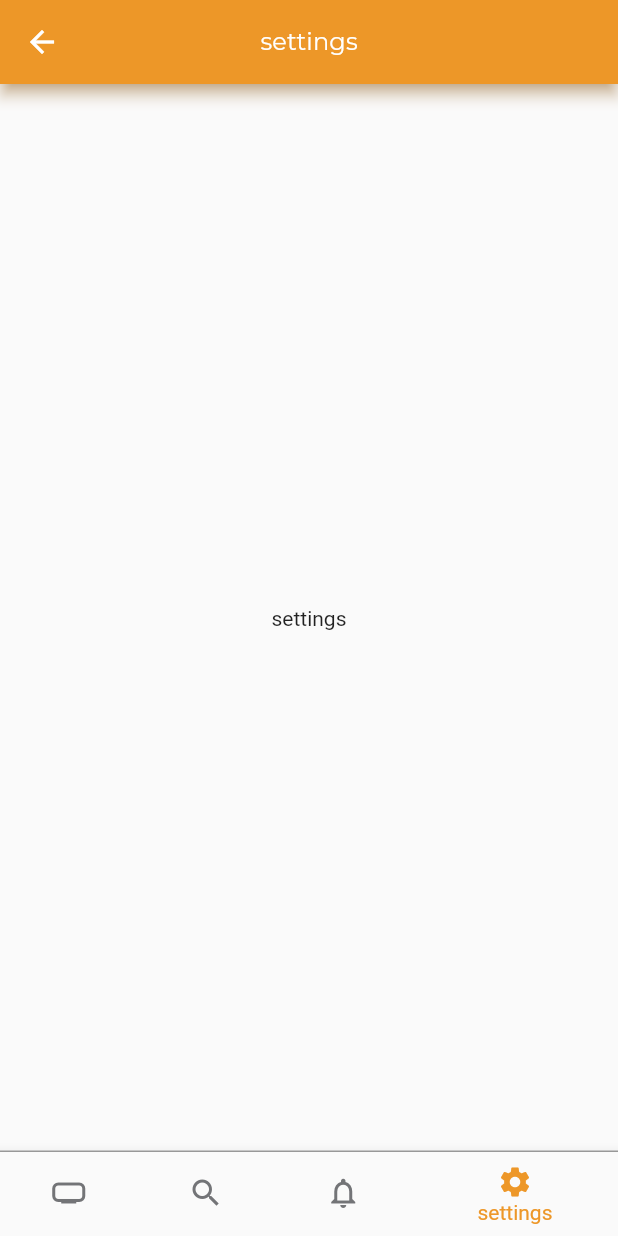
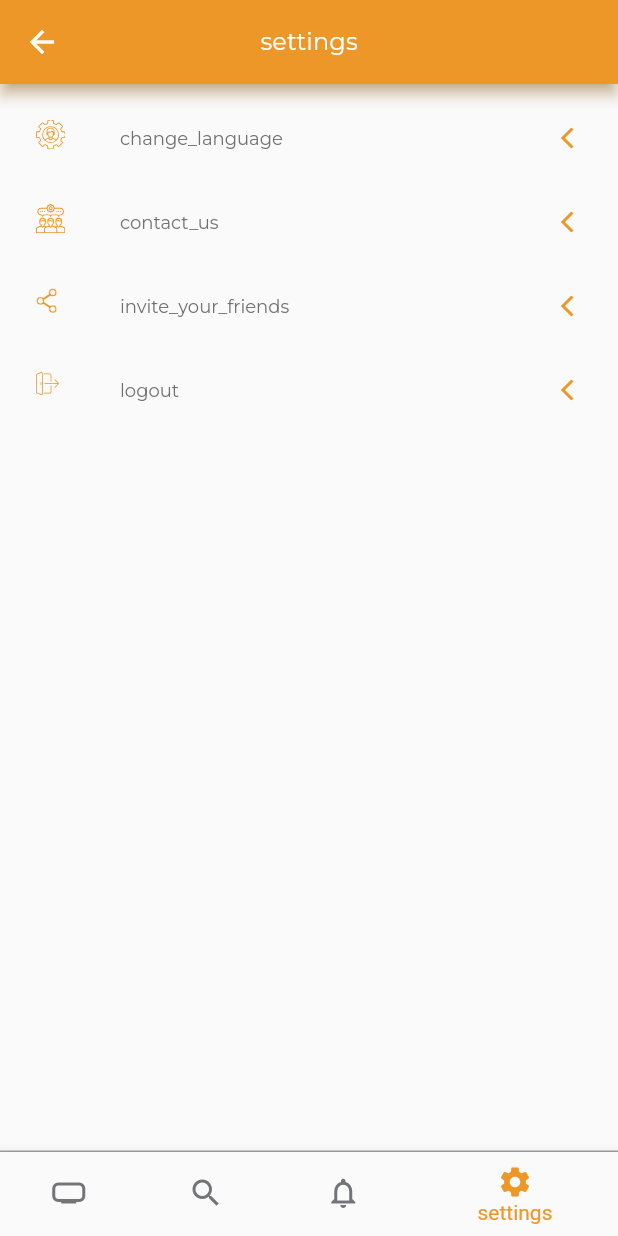
Before and after one commit to YasserHassan2/Flutter_Clean_Architecture, a Flutter app: the MainView screen opened by its route, item 4 of the bottom bar chosen, on a phone screen of 412 x 824 dp. Run offline on Flutter 3.47's test engine with Material 2 defaults, Android fonts, the phone set to English and light mode, and no system bars; our stand-ins replace carousel_slider, country_code_picker, dartz, dio, easy_localization, flutter_phoenix and 11 more; missing offline and left inert: dart:ffi; accounts and stored records are empty; generated files the repository leaves out were written again; network calls fail; project files that could hold a hidden picture were left out.

Commit message:
adding setting page working on localisation

```diff
--- a/lib/presentation/main/main_view.dart
+++ b/lib/presentation/main/main_view.dart
@@ -19,7 +19,7 @@ class _MainViewState extends State<MainView> {
     HomePage(),
     SearchPage(),
     NotificationPage(),
-    SettingPage()
+    SettingsPage()
   ];
   List<String> titles = [
     AppStrings.home,
--- a/lib/presentation/main/pages/setting/view/setting_page.dart
+++ b/lib/presentation/main/pages/setting/view/setting_page.dart
@@ -1,19 +1,119 @@
+import 'package:easy_localization/easy_localization.dart';
 import 'package:flutter/material.dart';
+import 'package:flutter_phoenix/flutter_phoenix.dart';
+import 'package:flutter_svg/svg.dart';
+import '../../../../../app/app_prefs.dart';
 
+import '../../../../../app/di.dart';
+import '../../../../../data/data_source/local_data_source.dart';
+import '../../../../resources/assets_manager.dart';
+import '../../../../resources/language_manager.dart';
+import '../../../../resources/routes_manager.dart';
 import '../../../../resources/strings_manager.dart';
+import '../../../../resources/values_manager.dart';
+import 'dart:math' as math;
 
-class SettingPage extends StatefulWidget {
-  const SettingPage({Key? key}) : super(key: key);
+class SettingsPage extends StatefulWidget {
+  const SettingsPage({Key? key}) : super(key: key);
 
   @override
-  State<SettingPage> createState() => _HomePageState();
+  _SettingsPageState createState() => _SettingsPageState();
 }
 
-class _HomePageState extends State<SettingPage> {
+class _SettingsPageState extends State<SettingsPage> {
+  final AppPreferences _appPreferences = instance<AppPreferences>();
+  final LocalDataSource _localDataSource = instance<LocalDataSource>();
+
   @override
   Widget build(BuildContext context) {
-    return const Center(
-      child: Text(AppStrings.settings),
+    return Center(
+      child: ListView(
+        padding: const EdgeInsets.all(AppPadding.p8),
+        children: [
+          ListTile(
+            leading: SvgPicture.asset(ImageAssets.changeLangIc),
+            title: Text(AppStrings.changeLanguage,
+                style: Theme.of(context).textTheme.bodyLarge),
+            trailing: Transform(
+              alignment: Alignment.center,
+              transform: Matrix4.rotationY(isRtl() ? math.pi : 0),
+              child: SvgPicture.asset(ImageAssets.rightArrowSettingsIc),
+            ),
+            onTap: () {
+              _changeLanguage();
+            },
+          ),
+          ListTile(
+            leading: SvgPicture.asset(ImageAssets.contactUsIc),
+            title: Text(AppStrings.contactUs,
+                style: Theme.of(context).textTheme.bodyLarge),
+            trailing: Transform(
+              alignment: Alignment.center,
+              transform: Matrix4.rotationY(isRtl() ? math.pi : 0),
+              child: SvgPicture.asset(ImageAssets.rightArrowSettingsIc),
+            ),
+            onTap: () {
+              _contactUs();
+            },
+          ),
+          ListTile(
+            leading: SvgPicture.asset(ImageAssets.inviteFriendsIc),
+            title: Text(AppStrings.inviteYourFriends,
+                style: Theme.of(context).textTheme.bodyLarge),
+            trailing: Transform(
+              alignment: Alignment.center,
+              transform: Matrix4.rotationY(isRtl() ? math.pi : 0),
+              child: SvgPicture.asset(ImageAssets.rightArrowSettingsIc),
+            ),
+            onTap: () {
+              _inviteFriends();
+            },
+          ),
+          ListTile(
+            leading: SvgPicture.asset(ImageAssets.logoutIc),
+            title: Text(AppStrings.logout.tr(),
+                style: Theme.of(context).textTheme.bodyLarge),
+            trailing: Transform(
+              alignment: Alignment.center,
+              transform: Matrix4.rotationY(isRtl() ? math.pi : 0),
+              child: SvgPicture.asset(ImageAssets.rightArrowSettingsIc),
+            ),
+            onTap: () {
+              _logout();
+            },
+          )
+        ],
+      ),
     );
   }
+
+  bool isRtl() {
+    return true;
+    // return context.locale == ARABIC_LOCAL;
+  }
+
+  _changeLanguage() {
+    // i will implement it later
+    _appPreferences.changeAppLanguage();
+    Phoenix.rebirth(context);
+  }
+
+  _contactUs() {
+    // its a task for you to open any webpage using URL
+  }
+
+  _inviteFriends() {
+    // its a task for you to share app name to friends
+  }
+
+  _logout() {
+    // app prefs make that user logged out
+    _appPreferences.logout();
+
+    // clear cache of logged out user
+    _localDataSource.clearCache();
+
+    // navigate to login screen
+    Navigator.pushReplacementNamed(context, Routes.loginRoute);
+  }
 }
--- a/lib/presentation/resources/language_manager.dart
+++ b/lib/presentation/resources/language_manager.dart
@@ -1,7 +1,13 @@
+import 'dart:ui';
+
 enum LanguageType { ENGLISH, ARABIC }
 
 const String ARABIC = "ar";
 const String ENGLISH = "en";
+const String ASSET_PATH_LOCALISATIONS = "assets/translations";
+
+const Locale ARABIC_LOCAL = Locale("ar", "SA");
+const Locale ENGLISH_LOCAL = Locale("en", "US");
 
 extension LanguageTypeExtension on LanguageType {
   String getValue() {
```
Also changed, not shown: lib/app/app_prefs.dart (+29 -0 lines).
